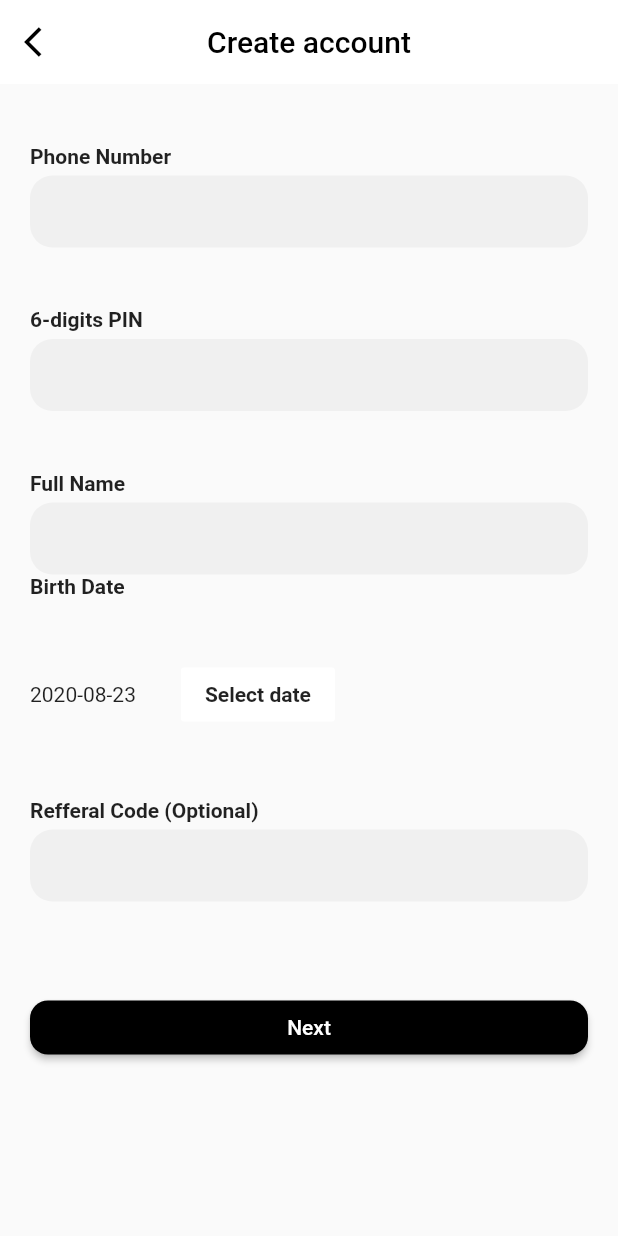
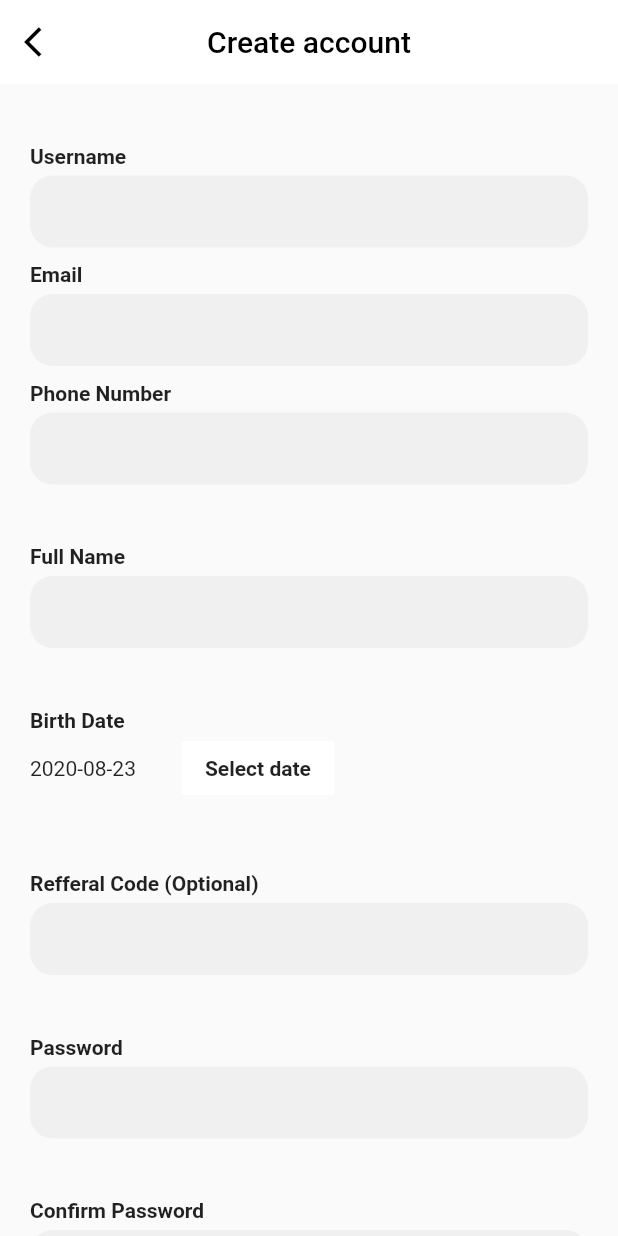
Before and after one commit to afandiyusuf/filosofi_kopi, a Flutter app: the CreateAccountScreen screen opened by its route, on a phone screen of 412 x 824 dp. Run offline on Flutter 3.47's test engine with Material 2 defaults, Android fonts, the phone set to English and light mode, and no system bars; our stand-ins replace cached_network_image, equatable, flutter_bloc, flutter_money_formatter, flutter_switch, pin_code_fields and 2 more; missing offline and left inert: animated_dialog_box; accounts and stored records are empty.

```diff
--- a/lib/bloc/cart/cart_event.dart
+++ b/lib/bloc/cart/cart_event.dart
@@ -20,4 +20,9 @@ class DeleteItemFromCart extends CartEvent{
   DeleteItemFromCart({this.cartId, this.store});
 }
 
+class FetchCart extends CartEvent{
+  final String location;
+  FetchCart({this.location});
+}
+
 class DisposeCartEvent extends CartEvent{}
--- a/lib/bloc/cart/cart_state.dart
+++ b/lib/bloc/cart/cart_state.dart
@@ -6,7 +6,7 @@ class CartState extends Equatable{
   @override
   List<Object> get props => [];
 }
-
+class CartInitState extends CartState{}
 class CartEmptyState extends CartState{}
 
 class CartUpdated extends CartState{
--- a/lib/bloc/product/product_event.dart
+++ b/lib/bloc/product/product_event.dart
@@ -15,3 +15,5 @@ class SetProductsByCategory extends ProductEvent{
   final String categoryName;
   const SetProductsByCategory({this.categoryName});
 }
+
+class RefreshProduct extends ProductEvent{}
--- a/lib/main.dart
+++ b/lib/main.dart
@@ -1,6 +1,8 @@
 import 'package:filkop_mobile_apps/bloc/cart/cart_bloc.dart';
 import 'package:filkop_mobile_apps/bloc/order_box/order_box_bloc.dart';
+import 'package:filkop_mobile_apps/bloc/product/product_bloc.dart';
 import 'package:filkop_mobile_apps/repository/cart_repository.dart';
+import 'package:filkop_mobile_apps/repository/product_repository.dart';
 import 'package:filkop_mobile_apps/service/api_service.dart';
 import 'package:filkop_mobile_apps/view/screen/confirm_order.dart';
 import 'package:filkop_mobile_apps/view/screen/create_account_screen.dart';
@@ -37,6 +39,10 @@ class _MainAppState extends State<MainApp> {
         BlocProvider<CartBloc>(
           create: (_) => CartBloc(cartRepository: CartRepository(apiService: ApiService())),
         ),
+        BlocProvider<ProductBloc>(
+          create: (_) => ProductBloc(
+              repository: ProductRepository(apiService: ApiService())),
+        )
       ],
       child: MaterialApp(
         initialRoute: rootRoute,
--- a/lib/model/cart_model.dart
+++ b/lib/model/cart_model.dart
@@ -58,7 +58,7 @@ class CartModel {
         allItems.forEach((element) {
           if (element.menuId == product.id) {
             diffTotal = total - element.qty.toInt();
-            element.qty = total.toString();
+            element.qty = total;
           }
         }
         );
@@ -87,7 +87,7 @@ class CartItem {
   final String cartId;
   final String menuId;
   String notes;
-  String qty;
+  int qty;
   final String menuPrice;
   final String menuDiscount;
   final String name;
@@ -103,7 +103,7 @@ class CartItem {
         cartId: data['cart_id'],
         notes: data['notes'],
         menuId: data['menu_id'],
-        qty: data['qty'],
+        qty: int.parse(data['qty']),
         menuPrice: data['menu_price'],
         menuDiscount: data['menu_discount'],
         name: data['name'],
--- a/lib/view/screen/create_account_screen.dart
+++ b/lib/view/screen/create_account_screen.dart
@@ -13,6 +13,15 @@ class CreateAccountScreen extends StatefulWidget {
 
 class _CreateAccountScreenState extends State<CreateAccountScreen> {
   DateTime selectedDate = DateTime.now();
+  final _formKey = GlobalKey<FormState>();
+  TextEditingController _usernameTxt = TextEditingController(text:"");
+  TextEditingController _emailTxt = TextEditingController(text:"");
+  TextEditingController _phoneTxt = TextEditingController(text:"");
+  TextEditingController _fullName = TextEditingController(text:"");
+  TextEditingController _referalCode = TextEditingController(text:"");
+
+  TextEditingController _passwordTxt = TextEditingController(text:"");
+  TextEditingController _cPasswordTxt = TextEditingController(text:"");
 
   Future<Null> _selectDate(BuildContext context) async {
     final DateTime picked = await showDatePicker(
@@ -30,7 +39,9 @@ class _CreateAccountScreenState extends State<CreateAccountScreen> {
   Widget build(BuildContext context) {
     return Scaffold(
       appBar: CustomAppBar(titleText: "Create account"),
-      body: Container(
+      body: Form(
+        key: _formKey,
+        child: Container(
           alignment: AlignmentDirectional.topStart,
           child: Padding(
             padding: const EdgeInsets.only(top: 30.0, left: 20, right: 20),
@@ -38,32 +49,79 @@ class _CreateAccountScreenState extends State<CreateAccountScreen> {
               children: <Widget>[
                 Container(
                     margin: EdgeInsets.only(top: 10, bottom: 5),
+                    child: Text("Username",style: TextStyle(
+                        fontWeight: FontWeight.bold))
+                ),
+                TextFormField(
+                  controller: _usernameTxt,
+                  validator: (value){
+                    if(value == "")
+                    {
+                      return "Username can not be null";
+                    }else{
+                      return "";
+                    }
+                  },
+                  decoration: CustomTextFieldDecoration.create(),
+                ),
+                Container(
+                    margin: EdgeInsets.only(top: 10, bottom: 5),
+                    child: Text("Email",style: TextStyle(
+                        fontWeight: FontWeight.bold))
+                ),
+                TextFormField(
+                  controller: _emailTxt,
+                  decoration: CustomTextFieldDecoration.create(),
+                  validator: (value){
+                    if(value == "")
+                    {
+                      return "Email can not be null";
+                    }else{
+                      return "";
+                    }
+                  },
+                ),
+                Container(
+                    margin: EdgeInsets.only(top: 10, bottom: 5),
                     child: Text("Phone Number",style: TextStyle(
                         fontWeight: FontWeight.bold))
                 ),
-              TextField(
+                TextFormField(
+                  controller: _phoneTxt,
                   decoration: CustomTextFieldDecoration.create(),
-              ),
-              Container(
-                  margin: EdgeInsets.only(top: 40, bottom: 5),
-                  child: Text("6-digits PIN",style: TextStyle(
-                      fontWeight: FontWeight.bold))
-              ),
-              TextField(
-                decoration: CustomTextFieldDecoration.create(),
+                  validator: (value){
+                    if(value == "")
+                    {
+                      return "Phone Number can not be null";
+                    }else{
+                      return "";
+                    }
+                  },
                 ),
                 Container(
                     margin: EdgeInsets.only(top: 40, bottom: 5),
                     child: Text("Full Name",style: TextStyle(
                         fontWeight: FontWeight.bold))
                 ),
-              TextField(
+                TextFormField(
+                  controller: _fullName,
                   decoration: CustomTextFieldDecoration.create(),
+                  validator: (value){
+                    if(value == "")
+                    {
+                      return "Fullname can not be null";
+                    }else{
+                      return "";
+                    }
+                  },
                 ),
-              Text("Birth Date",style: TextStyle(
+                Container(
+                  margin:EdgeInsets.only(top: 40),
+                  child: Text("Birth Date",style: TextStyle(
                       fontWeight: FontWeight.bold)),
+                ),
                 Container(
-                margin: EdgeInsets.only(top: 40, bottom: 5),
+                  margin: EdgeInsets.only(top: 0, bottom: 5),
                   child: Row(
                     mainAxisAlignment: MainAxisAlignment.start,
                     children: <Widget>[
@@ -89,14 +147,49 @@ class _CreateAccountScreenState extends State<CreateAccountScreen> {
                     child: Text("Refferal Code (Optional)",style: TextStyle(
                         fontWeight: FontWeight.bold))
                 ),
-              TextField(
+                TextFormField(
+                  controller: _referalCode,
                   decoration: CustomTextFieldDecoration.create(),
+                ),
+
+                Container(
+                    margin: EdgeInsets.only(top: 40, bottom: 5),
+                    child: Text("Password",style: TextStyle(
+                        fontWeight: FontWeight.bold))
+                ),
+                TextFormField(
+                  controller: _passwordTxt,
+                  decoration: CustomTextFieldDecoration.create(),
+                  validator: (value){
+                    if(value.length <=5){
+                      return "password must be 6 character or more";
+                    }
+
+                    return "";
+                  },
+                ),
+                Container(
+                    margin: EdgeInsets.only(top: 40, bottom: 5),
+                    child: Text("Confirm Password",style: TextStyle(
+                        fontWeight: FontWeight.bold))
+                ),
+                TextFormField(
+                  controller: _cPasswordTxt,
+                  decoration: CustomTextFieldDecoration.create(),
+                  validator: (value){
+
+                   if(value != _passwordTxt.text){
+                     return "password confirmation must be same with your password";
+                   }
+
+                    return "";
+                  },
                 ),
                 Container(
                   margin: EdgeInsets.only(top:60),
                   child: RaisedButton(
                     onPressed: (){
-                    _goToNextScreen(context);
+                      _register(context);
                     },
                     color: Style.primaryColor,
                     shape: RoundedRectangleBorder(
@@ -112,9 +205,15 @@ class _CreateAccountScreenState extends State<CreateAccountScreen> {
             ),
           ),
         ),
+      ),
     );
   }
   _goToNextScreen(BuildContext context){
     Navigator.pushNamed(context, VerifyPhoneScreen.tag);
   }
+  _register(BuildContext context){
+    if(_formKey.currentState.validate()){
+
     }
+  }
+}
--- a/lib/view/screen/detail_page_screen.dart
+++ b/lib/view/screen/detail_page_screen.dart
@@ -4,6 +4,8 @@ import 'package:filkop_mobile_apps/bloc/cart/cart_state.dart';
 import 'package:filkop_mobile_apps/bloc/order_box/order_box_bloc.dart';
 import 'package:filkop_mobile_apps/bloc/order_box/order_box_event.dart';
 import 'package:filkop_mobile_apps/bloc/order_box/order_box_state.dart';
+import 'package:filkop_mobile_apps/bloc/product/product_bloc.dart';
+import 'package:filkop_mobile_apps/bloc/product/product_event.dart';
 import 'package:filkop_mobile_apps/model/product_model.dart';
 import 'package:filkop_mobile_apps/view/component/add_note_button.dart';
 import 'package:filkop_mobile_apps/view/component/custom_app_bar.dart';
@@ -191,6 +193,7 @@ class _DetailPageScreenState extends State<DetailPageScreen> {
                   BlocListener<CartBloc, CartState>(
                     listener: (context, state) {
                       if(state is CartUpdated){
+                        context.bloc<ProductBloc>().add(RefreshProduct());
                         Navigator.of(context).pop();
                       }
                       // do stuff here based on BlocA's state
@@ -213,6 +216,7 @@ class _DetailPageScreenState extends State<DetailPageScreen> {
     super.dispose();
   }
   _updateCart(BuildContext context,Product product,String location) {
+
     print("total is $_total");
     context.bloc<CartBloc>().add(UpdateCart(
         product: product,
```
Also changed, not shown: lib/bloc/cart/cart_bloc.dart (+19 -6 lines), lib/bloc/product/product_bloc.dart (+7 -0 lines), lib/bloc/register/register_event.dart (added, +11 -0 lines), lib/model/product_model.dart (+38 -0 lines), lib/view/screen/main_screen.dart (+31 -2 lines), lib/view/screen/pages/menu.dart (+16 -4 lines), images/logo_2.png (added), 2 other files. Lines whose indentation alone changed are shown as unchanged.
